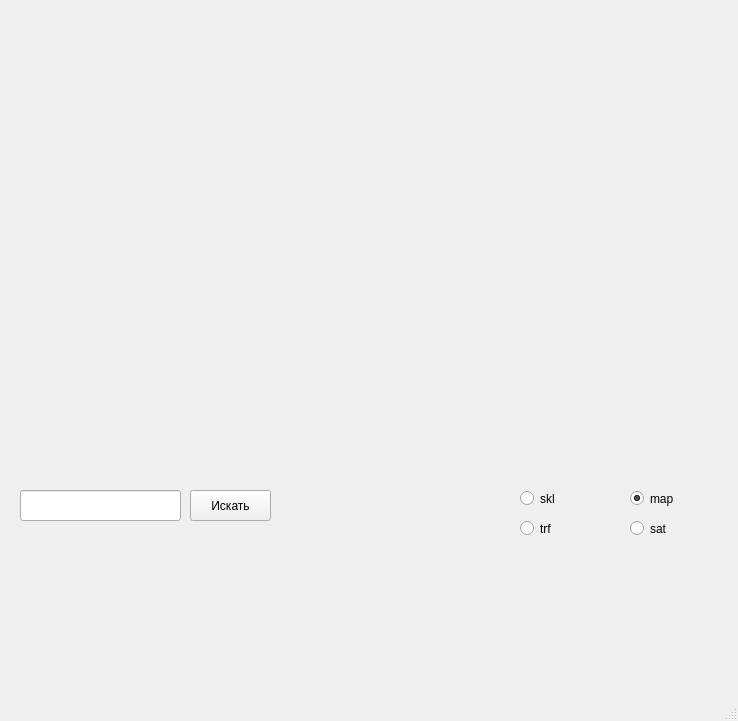
First picture: the form in 1.ui, repository Charmink/Api, before the edit.
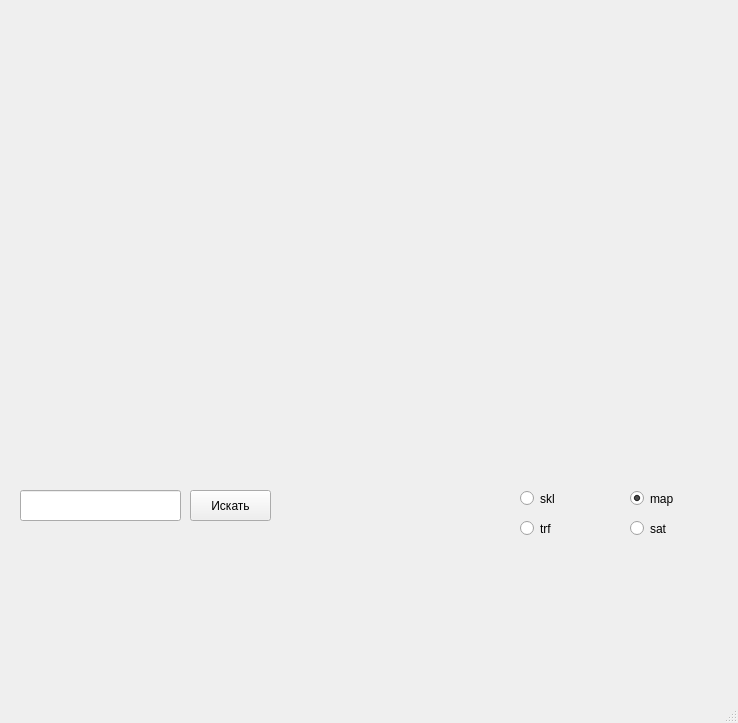
Second picture: the form after the edit.

```diff
--- a/1.ui
+++ b/1.ui
@@ -7,7 +7,7 @@
     <x>0</x>
     <y>0</y>
     <width>738</width>
-    <height>721</height>
+    <height>723</height>
    </rect>
   </property>
   <property name="windowTitle">
```
